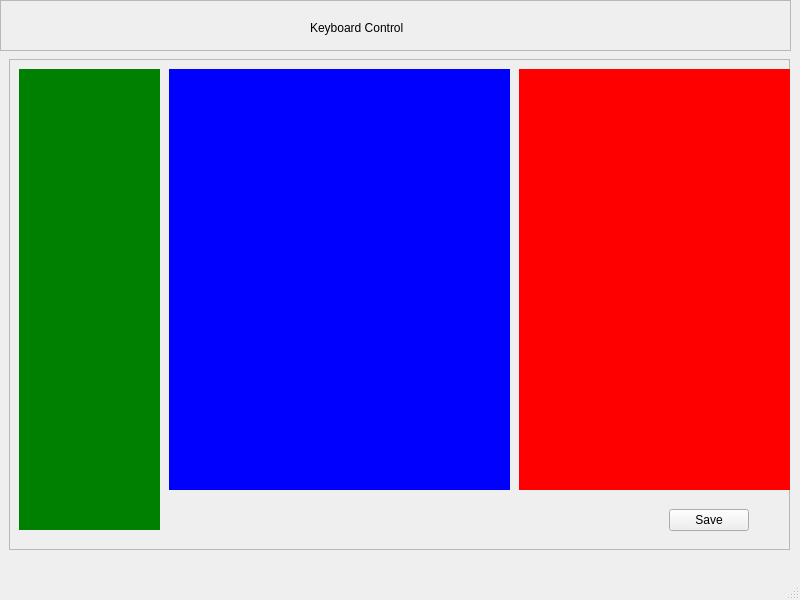
Above: keyboardcontrolv3/ui/main_ui.ui from Vaisakhkm2625/keyboardcontrolV3 before the change. Below: the same form after it.
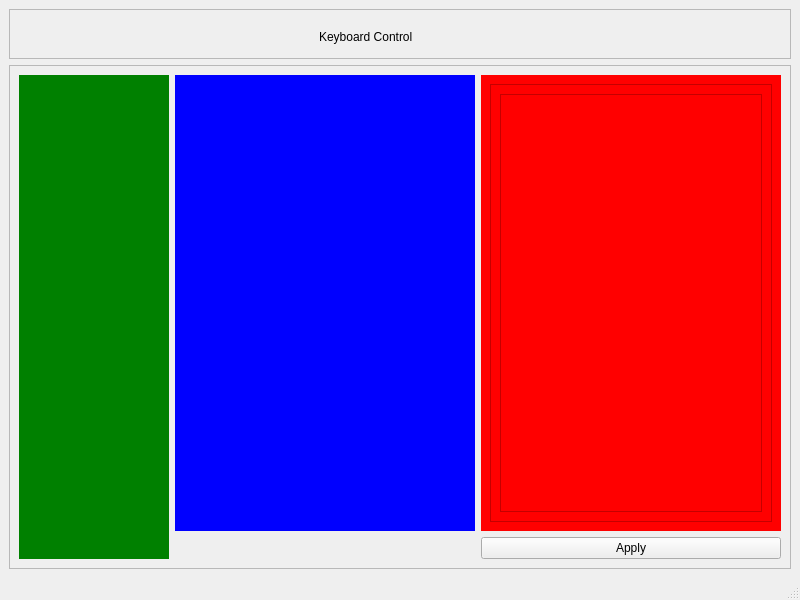
That is the form after the change.

Commit message: added qlistwidget in trigger area and fixed layout

```diff
--- a/keyboardcontrolv3/ui/main_ui.ui
+++ b/keyboardcontrolv3/ui/main_ui.ui
@@ -14,85 +14,23 @@
    <string>MainWindow</string>
   </property>
   <widget class="QWidget" name="centralwidget">
-   <widget class="QFrame" name="frame">
-    <property name="geometry">
-     <rect>
-      <x>9</x>
-      <y>59</y>
-      <width>781</width>
-      <height>491</height>
-     </rect>
-    </property>
-    <property name="frameShape">
-     <enum>QFrame::StyledPanel</enum>
-    </property>
-    <property name="frameShadow">
-     <enum>QFrame::Raised</enum>
-    </property>
-    <widget class="QWidget" name="widget" native="true">
-     <property name="geometry">
-      <rect>
-       <x>10</x>
-       <y>10</y>
-       <width>141</width>
-       <height>461</height>
-      </rect>
-     </property>
-     <property name="styleSheet">
-      <string notr="true">background-color: green;</string>
-     </property>
-    </widget>
-    <widget class="QStackedWidget" name="stackedWidget">
-     <property name="geometry">
-      <rect>
-       <x>160</x>
-       <y>10</y>
-       <width>341</width>
-       <height>421</height>
-      </rect>
-     </property>
-     <property name="styleSheet">
-      <string notr="true">background-color:blue;
-</string>
-     </property>
-     <widget class="QWidget" name="page_3"/>
-     <widget class="QWidget" name="page_4"/>
-    </widget>
-    <widget class="QWidget" name="widget_2" native="true">
-     <property name="geometry">
-      <rect>
-       <x>510</x>
-       <y>10</y>
-       <width>271</width>
-       <height>421</height>
-      </rect>
-     </property>
-     <property name="styleSheet">
-      <string notr="true">background-color:red;</string>
-     </property>
-    </widget>
-    <widget class="QPushButton" name="pushButton">
-     <property name="geometry">
-      <rect>
-       <x>660</x>
-       <y>450</y>
-       <width>80</width>
-       <height>22</height>
-      </rect>
-     </property>
-     <property name="text">
-      <string>Save</string>
-     </property>
-    </widget>
-   </widget>
-   <widget class="QFrame" name="frame_2">
-    <property name="geometry">
-     <rect>
-      <x>0</x>
-      <y>0</y>
-      <width>791</width>
-      <height>51</height>
-     </rect>
+   <layout class="QVBoxLayout" name="verticalLayout">
+    <item>
+     <widget class="QFrame" name="header">
+      <property name="enabled">
+       <bool>true</bool>
+      </property>
+      <property name="minimumSize">
+       <size>
+        <width>0</width>
+        <height>50</height>
+       </size>
+      </property>
+      <property name="maximumSize">
+       <size>
+        <width>16777215</width>
+        <height>50</height>
+       </size>
     </property>
     <property name="frameShape">
      <enum>QFrame::StyledPanel</enum>
@@ -114,6 +52,87 @@
      </property>
     </widget>
    </widget>
+    </item>
+    <item>
+     <widget class="QFrame" name="frame">
+      <property name="frameShape">
+       <enum>QFrame::StyledPanel</enum>
+      </property>
+      <property name="frameShadow">
+       <enum>QFrame::Raised</enum>
+      </property>
+      <layout class="QGridLayout" name="gridLayout">
+       <item row="0" column="2">
+        <widget class="QWidget" name="event_list_area" native="true">
+         <property name="sizePolicy">
+          <sizepolicy hsizetype="Expanding" vsizetype="Preferred">
+           <horstretch>0</horstretch>
+           <verstretch>0</verstretch>
+          </sizepolicy>
+         </property>
+         <property name="styleSheet">
+          <string notr="true">background-color:red;</string>
+         </property>
+         <layout class="QVBoxLayout" name="verticalLayout_2">
+          <item>
+           <widget class="QScrollArea" name="scrollArea">
+            <property name="widgetResizable">
+             <bool>true</bool>
+            </property>
+            <widget class="QWidget" name="scrollAreaWidgetContents">
+             <property name="geometry">
+              <rect>
+               <x>0</x>
+               <y>0</y>
+               <width>280</width>
+               <height>417</height>
+              </rect>
+             </property>
+             <layout class="QVBoxLayout" name="verticalLayout_3">
+              <item>
+               <widget class="QListWidget" name="listWidget"/>
+              </item>
+             </layout>
+            </widget>
+           </widget>
+          </item>
+         </layout>
+        </widget>
+       </item>
+       <item row="0" column="1">
+        <widget class="QStackedWidget" name="actions_stacked_widget_area">
+         <property name="styleSheet">
+          <string notr="true">background-color:blue;
+</string>
+         </property>
+         <widget class="QWidget" name="page_3"/>
+         <widget class="QWidget" name="page_4"/>
+        </widget>
+       </item>
+       <item row="1" column="2">
+        <widget class="QPushButton" name="apply">
+         <property name="text">
+          <string>Apply</string>
+         </property>
+        </widget>
+       </item>
+       <item row="0" column="0" rowspan="2">
+        <widget class="QWidget" name="sidebar" native="true">
+         <property name="minimumSize">
+          <size>
+           <width>150</width>
+           <height>0</height>
+          </size>
+         </property>
+         <property name="styleSheet">
+          <string notr="true">background-color: green;</string>
+         </property>
+        </widget>
+       </item>
+      </layout>
+     </widget>
+    </item>
+   </layout>
   </widget>
   <widget class="QMenuBar" name="menubar">
    <property name="geometry">
```
Lines whose indentation alone changed are shown as unchanged. The commit also changes 3 other files.
